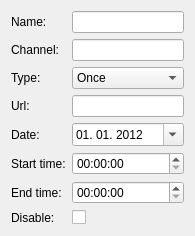
The window that src/ui/recorder/TimersEditorWidget.ui (ntadej/tano) describes before a commit, drawn with Qt 5.
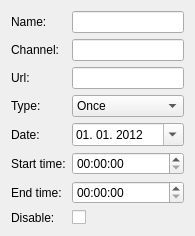
The same window after the commit. Icons and pictures are not drawn.

Commit message: Added recorder timer editor

```diff
--- a/src/ui/recorder/TimersEditorWidget.ui
+++ b/src/ui/recorder/TimersEditorWidget.ui
@@ -84,26 +84,6 @@
      </item>
     </widget>
    </item>
-   <item row="5" column="1">
-    <widget class="QLabel" name="labelUrl">
-     <property name="sizePolicy">
-      <sizepolicy hsizetype="Maximum" vsizetype="Preferred">
-       <horstretch>0</horstretch>
-       <verstretch>0</verstretch>
-      </sizepolicy>
-     </property>
-     <property name="text">
-      <string>Url:</string>
-     </property>
-    </widget>
-   </item>
-   <item row="5" column="2" colspan="2">
-    <widget class="QLineEdit" name="editUrl">
-     <property name="readOnly">
-      <bool>true</bool>
-     </property>
-    </widget>
-   </item>
    <item row="6" column="2" colspan="2">
     <widget class="QDateEdit" name="editDate">
      <property name="date">
@@ -189,6 +169,26 @@
      </property>
     </widget>
    </item>
+   <item row="3" column="1">
+    <widget class="QLabel" name="labelUrl">
+     <property name="sizePolicy">
+      <sizepolicy hsizetype="Maximum" vsizetype="Preferred">
+       <horstretch>0</horstretch>
+       <verstretch>0</verstretch>
+      </sizepolicy>
+     </property>
+     <property name="text">
+      <string>Url:</string>
+     </property>
+    </widget>
+   </item>
+   <item row="3" column="2" colspan="2">
+    <widget class="QLineEdit" name="editUrl">
+     <property name="readOnly">
+      <bool>true</bool>
+     </property>
+    </widget>
+   </item>
   </layout>
   <action name="actionNew">
    <property name="icon">
```
The commit also changes 25 other files.
